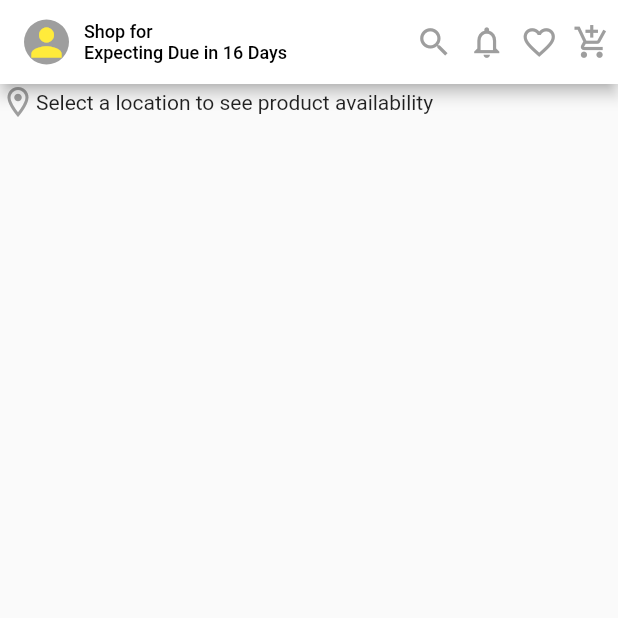
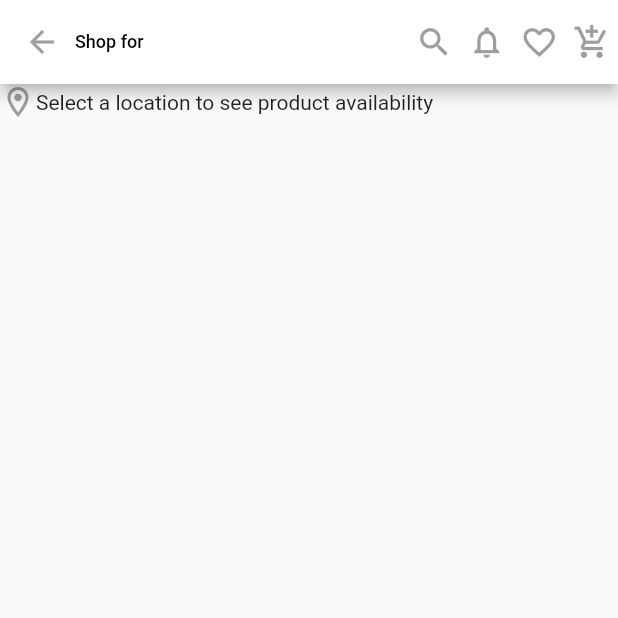
Before and after one commit to navin-680/firstcry, a Flutter app: the screen it shows after launch, on a phone screen of 412 x 824 dp, the top half of it. Run offline on Flutter 3.47's test engine with Material 2 defaults, Android fonts, the phone set to English and light mode, and no system bars.

```diff
--- a/lib/Screens/home_screen.dart
+++ b/lib/Screens/home_screen.dart
@@ -48,11 +48,11 @@ class _MyHomePageState extends State<MyHomePage> {
               ),
             ],
           ),
-          actions: _icons
+          actions: icons
               .asMap()
               .entries
               .map(
-                (MapEntry map) => _buildIcon(map.key),
+                (MapEntry map) => buildIcon(map.key),
               )
               .toList(),
         ),
@@ -74,15 +74,15 @@ class _MyHomePageState extends State<MyHomePage> {
   }
 }
 
-List<IconData> _icons = [
+List<IconData> icons = [
   Icons.search,
   Icons.notifications_none,
   Icons.favorite_border_outlined,
   Icons.add_shopping_cart_outlined
 ];
-Widget _buildIcon(int index) {
+Widget buildIcon(int index) {
   return Padding(
     padding: const EdgeInsets.all(5.0),
-    child: Icon(_icons[index], color: Colors.grey, size: 25),
+    child: Icon(icons[index], color: Colors.grey, size: 25),
   );
 }
--- /dev/null
+++ b/lib/Screens/plp_screen.dart
@@ -0,0 +1,56 @@
+import 'package:flutter/material.dart';
+import 'home_screen.dart';
+
+class ProductListingScreen extends StatelessWidget {
+  const ProductListingScreen({Key? key}) : super(key: key);
+
+  @override
+  Widget build(BuildContext context) {
+    return Scaffold(
+        appBar: AppBar(
+          backgroundColor: Theme.of(context).colorScheme.inversePrimary,
+          title: const Row(
+            mainAxisAlignment: MainAxisAlignment.spaceBetween,
+            children: [
+              Row(
+                children: [
+                  Icon(
+                    Icons.arrow_back,
+                    color: Colors.grey,
+                  ),
+                  SizedBox(
+                    width: 10,
+                  ),
+                  Text(
+                    'Shop for',
+                    style: TextStyle(color: Colors.black, fontSize: 12),
+                  ),
+                ],
+              ),
+            ],
+          ),
+          actions: icons
+              .asMap()
+              .entries
+              .map(
+                (MapEntry map) => buildIcon(map.key),
+              )
+              .toList(),
+        ),
+        body: Column(
+          children: [
+            Container(
+              child: Row(
+                children: [
+                  Icon(
+                    Icons.location_on_outlined,
+                    color: Colors.grey,
+                  ),
+                  Text("Select a location to see product availability")
+                ],
+              ),
+            ),
+          ],
+        ));
+  }
+}
--- a/lib/main.dart
+++ b/lib/main.dart
@@ -1,6 +1,7 @@
 import 'package:flutter/material.dart';
 import 'package:flutter/services.dart';
 import 'Screens/home_screen.dart';
+import 'Screens/plp_screen.dart';
 
 void main() {
   runApp(const MyApp());
@@ -24,7 +25,7 @@ class MyApp extends StatelessWidget {
           ),
         ),
       ),
-      home: const MyHomePage(title: 'Flutter Demo Home Page'),
+      home: const ProductListingScreen(),
     );
   }
 }
```
